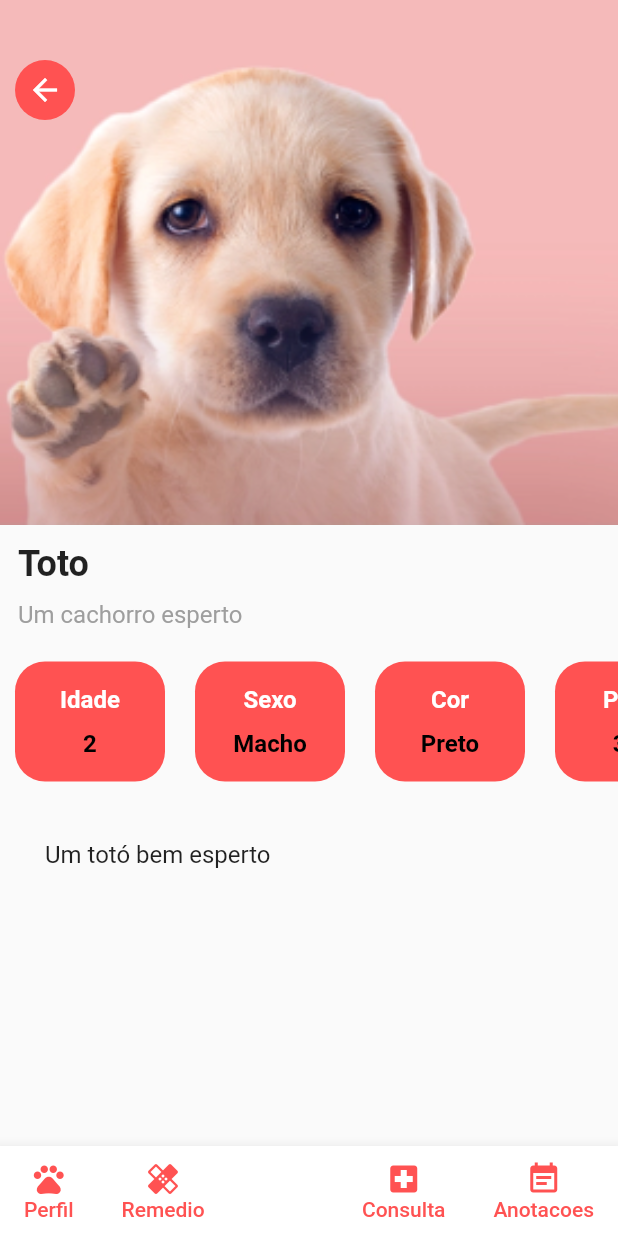
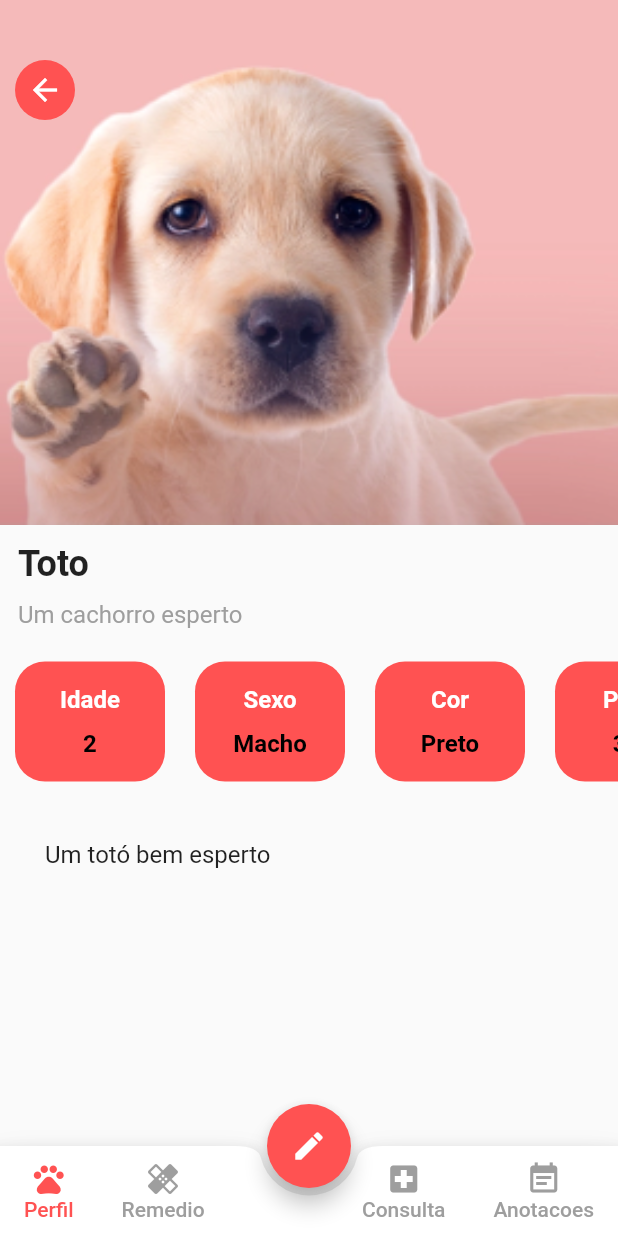
Before and after one commit to arielsardinha/flutter-life_pet, a Flutter app: the PerfilPetView screen opened directly with sample values from the repository, after a tap on "Perfil", on a phone screen of 412 x 824 dp. Run offline on Flutter 3.47's test engine with Material 2 defaults, Android fonts, the phone set to English and light mode, and no system bars; our stand-ins replace image_picker; Roboto replaces fonts that are missing (Montserrat).

Commit message:
finalizando navar

```diff
--- a/lib/components/costom_app_bar.dart
+++ b/lib/components/costom_app_bar.dart
@@ -1,7 +1,8 @@
 import 'package:flutter/material.dart';
 
 class CustonAppBar extends StatefulWidget {
-  const CustonAppBar({Key? key}) : super(key: key);
+  CustonAppBar({Key? key}) : super(key: key);
+  int paginaAberta = 1;
 
   @override
   State<CustonAppBar> createState() => _CustonAppBarState();
@@ -11,6 +12,8 @@ class _CustonAppBarState extends State<CustonAppBar> {
   @override
   Widget build(BuildContext context) {
     return BottomAppBar(
+      shape: const CircularNotchedRectangle(),
+      notchMargin: 5,
       child: SizedBox(
         height: 60,
         child: Row(
@@ -21,35 +24,55 @@ class _CustonAppBarState extends State<CustonAppBar> {
               crossAxisAlignment: CrossAxisAlignment.start,
               children: [
                 MaterialButton(
-                  onPressed: () {},
+                  onPressed: () {
+                    setState(() {
+                      widget.paginaAberta = 0;
+                    });
+                  },
                   minWidth: 40,
                   child: Column(
                     mainAxisAlignment: MainAxisAlignment.center,
-                    children: const [
+                    children: [
                       Icon(
                         Icons.pets,
-                        color: Colors.redAccent,
+                        color: widget.paginaAberta == 0
+                            ? Colors.redAccent
+                            : Colors.grey,
                       ),
                       Text(
                         'Perfil',
-                        style: TextStyle(color: Colors.redAccent),
+                        style: TextStyle(
+                          color: widget.paginaAberta == 0
+                              ? Colors.redAccent
+                              : Colors.grey,
+                        ),
                       )
                     ],
                   ),
                 ),
                 MaterialButton(
-                  onPressed: () {},
+                  onPressed: () {
+                    setState(() {
+                      widget.paginaAberta = 1;
+                    });
+                  },
                   minWidth: 40,
                   child: Column(
                     mainAxisAlignment: MainAxisAlignment.center,
-                    children: const [
+                    children: [
                       Icon(
                         Icons.healing,
-                        color: Colors.redAccent,
+                        color: widget.paginaAberta == 1
+                            ? Colors.redAccent
+                            : Colors.grey,
                       ),
                       Text(
                         'Remedio',
-                        style: TextStyle(color: Colors.redAccent),
+                        style: TextStyle(
+                          color: widget.paginaAberta == 1
+                              ? Colors.redAccent
+                              : Colors.grey,
+                        ),
                       )
                     ],
                   ),
@@ -60,35 +83,53 @@ class _CustonAppBarState extends State<CustonAppBar> {
               crossAxisAlignment: CrossAxisAlignment.end,
               children: [
                 MaterialButton(
-                  onPressed: () {},
+                  onPressed: () {
+                    setState(() {
+                      widget.paginaAberta = 2;
+                    });
+                  },
                   minWidth: 40,
                   child: Column(
                     mainAxisAlignment: MainAxisAlignment.center,
-                    children: const [
+                    children: [
                       Icon(
                         Icons.local_hospital,
-                        color: Colors.redAccent,
+                        color: widget.paginaAberta == 2
+                            ? Colors.redAccent
+                            : Colors.grey,
                       ),
                       Text(
                         'Consulta',
-                        style: TextStyle(color: Colors.redAccent),
+                        style: TextStyle(
+                            color: widget.paginaAberta == 2
+                                ? Colors.redAccent
+                                : Colors.grey),
                       )
                     ],
                   ),
                 ),
                 MaterialButton(
-                  onPressed: () {},
+                  onPressed: () {
+                    setState(() {
+                      widget.paginaAberta = 3;
+                    });
+                  },
                   minWidth: 40,
                   child: Column(
                     mainAxisAlignment: MainAxisAlignment.center,
-                    children: const [
+                    children: [
                       Icon(
                         Icons.event_note,
-                        color: Colors.redAccent,
+                        color: widget.paginaAberta == 3
+                            ? Colors.redAccent
+                            : Colors.grey,
                       ),
                       Text(
                         'Anotacoes',
-                        style: TextStyle(color: Colors.redAccent),
+                        style: TextStyle(
+                            color: widget.paginaAberta == 3
+                                ? Colors.redAccent
+                                : Colors.grey),
                       )
                     ],
                   ),
--- a/lib/modules/pets/perfil/perfil_pet_view.dart
+++ b/lib/modules/pets/perfil/perfil_pet_view.dart
@@ -90,6 +90,14 @@ class PerfilPetView extends StatelessWidget {
           ],
         ),
       ),
+      floatingActionButtonLocation: FloatingActionButtonLocation.centerDocked,
+      floatingActionButton: FloatingActionButton(
+          onPressed: () {},
+          backgroundColor: Colors.redAccent,
+          child: const Icon(
+            Icons.edit,
+            color: Colors.white,
+          )),
       bottomNavigationBar: CustonAppBar(),
     );
   }
```
